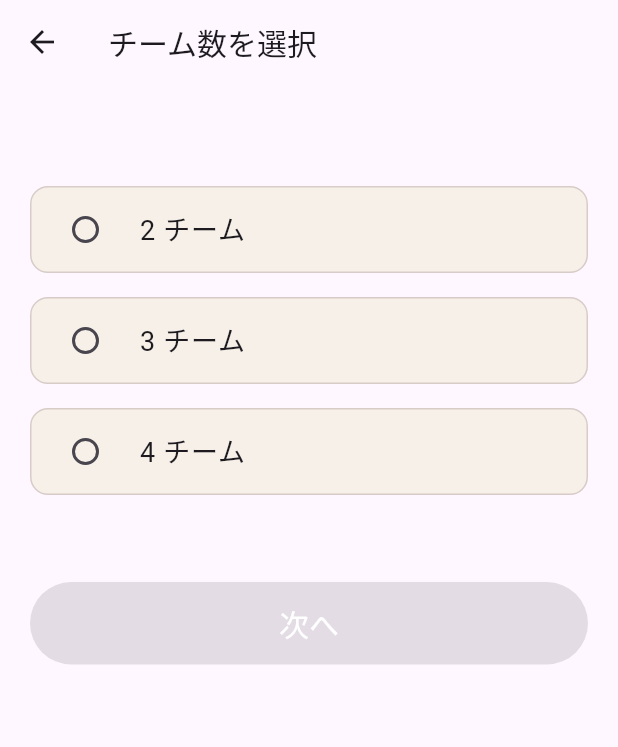
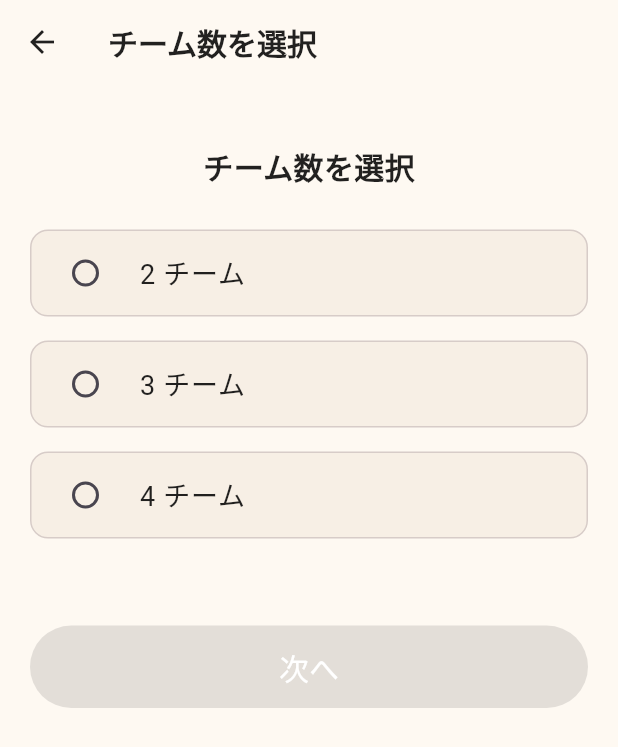
Before and after one commit to tailbook2712/molkky-ScoreCalcApp, a Flutter app: the screen it shows after launch, after a tap on the "groups" icon, on a phone screen of 412 x 824 dp. Shown: the top 747 px of the screen. Run offline on Flutter 3.47's test engine with Material 3 defaults, Android fonts, the phone set to English and light mode, and no system bars; our stand-ins replace shared_preferences.

Commit message:
UI要素を管理するためのクラスAppThemeの追加

```diff
--- a/lib/screens/gamemode_selection_screen.dart
+++ b/lib/screens/gamemode_selection_screen.dart
@@ -2,6 +2,7 @@ import 'package:flutter/material.dart';
 import 'game_history_screen.dart';
 import 'score_screen.dart';
 import 'team_selection_screen.dart';
+import '../theme/app_theme.dart';
 
 class GameModeSelectionScreen extends StatefulWidget {
   @override
@@ -9,10 +10,11 @@ class GameModeSelectionScreen extends StatefulWidget {
       _GameModeSelectionScreenState();
 }
 
-class _GameModeSelectionScreenState extends State<GameModeSelectionScreen> with SingleTickerProviderStateMixin {
-  bool _enableDisqualification = true; // 失格モードのトグル状態
-  bool _isFabExpanded = false; // FABが展開されているかどうか
-  late AnimationController _animationController; // FABのアニメーションコントローラー
+class _GameModeSelectionScreenState extends State<GameModeSelectionScreen>
+    with SingleTickerProviderStateMixin {
+  bool _enableDisqualification = true;
+  bool _isFabExpanded = false;
+  late AnimationController _animationController;
 
   @override
   void initState() {
@@ -32,23 +34,21 @@ class _GameModeSelectionScreenState extends State<GameModeSelectionScreen> with
   void _toggleFab() {
     setState(() {
       _isFabExpanded = !_isFabExpanded;
-      if (_isFabExpanded) {
-        _animationController.forward();
-      } else {
-        _animationController.reverse();
-      }
+      _isFabExpanded
+          ? _animationController.forward()
+          : _animationController.reverse();
     });
   }
 
   @override
   Widget build(BuildContext context) {
     return Scaffold(
-      backgroundColor: Color(0xFFFFFCF5),
+      backgroundColor: AppTheme.background,
       body: Center(
         child: Column(
           mainAxisAlignment: MainAxisAlignment.center,
           children: [
-            Text('何人で遊ぶ？', style: TextStyle(fontSize: 24)),
+            Text('何人で遊ぶ？', style: AppTheme.heading),
             SizedBox(height: 20),
             Row(
               mainAxisAlignment: MainAxisAlignment.center,
@@ -92,10 +92,11 @@ class _GameModeSelectionScreenState extends State<GameModeSelectionScreen> with
     );
   }
 
-  Widget _buildGameModeButton(
-      {required String label,
-      required IconData icon,
-      required VoidCallback onPressed}) {
+  Widget _buildGameModeButton({
+    required String label,
+    required IconData icon,
+    required VoidCallback onPressed,
+  }) {
     return Column(
       children: [
         SizedBox(
@@ -106,15 +107,15 @@ class _GameModeSelectionScreenState extends State<GameModeSelectionScreen> with
             style: ElevatedButton.styleFrom(
               shape: CircleBorder(),
               padding: EdgeInsets.zero,
-              backgroundColor: Color(0xffC2966B).withOpacity(0.5),
+              backgroundColor: AppTheme.secondaryButton,
             ),
             child: Center(
-              child: Icon(icon, size: 90, color: Colors.black),
+              child: Icon(icon, size: 90, color: AppTheme.textDark),
             ),
           ),
         ),
         SizedBox(height: 8),
-        Text(label, style: TextStyle(fontSize: 16)),
+        Text(label, style: AppTheme.label),
       ],
     );
   }
@@ -133,14 +134,14 @@ class _GameModeSelectionScreenState extends State<GameModeSelectionScreen> with
                   setState(() {
                     _enableDisqualification = !_enableDisqualification;
                   });
-                  _toggleFab(); // FABを閉じる
+                  _toggleFab();
                 },
                 label: Text(
                   _enableDisqualification ? '失格モードを無効' : '失格モードを有効',
-                  style: TextStyle(color: Colors.black),
+                  style: TextStyle(color: AppTheme.textDark),
                 ),
-                icon: Icon(Icons.toggle_on, color: Colors.black),
-                backgroundColor: Color(0xffC2966B).withOpacity(0.5),
+                icon: Icon(Icons.toggle_on, color: AppTheme.textDark),
+                backgroundColor: AppTheme.secondaryButton.withOpacity(0.5),
               ),
             ),
           ),
@@ -160,10 +161,10 @@ class _GameModeSelectionScreenState extends State<GameModeSelectionScreen> with
                 },
                 label: Text(
                   'ゲーム履歴を見る',
-                  style: TextStyle(color: Colors.black),
+                  style: TextStyle(color: AppTheme.textDark),
                 ),
-                icon: Icon(Icons.history, color: Colors.black),
-                backgroundColor: Color(0xffC2966B).withOpacity(0.5),
+                icon: Icon(Icons.history, color: AppTheme.textDark),
+                backgroundColor: AppTheme.secondaryButton.withOpacity(0.5),
               ),
             ),
           ),
@@ -176,9 +177,9 @@ class _GameModeSelectionScreenState extends State<GameModeSelectionScreen> with
             child: AnimatedIcon(
               icon: AnimatedIcons.menu_close,
               progress: _animationController,
-              color: Colors.black
+              color: AppTheme.textDark,
             ),
-            backgroundColor: Color(0xffC2966B).withOpacity(0.5),
+            backgroundColor: AppTheme.secondaryButton.withOpacity(0.5),
           ),
         ),
       ],
--- a/lib/screens/team_selection_screen.dart
+++ b/lib/screens/team_selection_screen.dart
@@ -1,6 +1,7 @@
 import 'package:flutter/material.dart';
 import 'team_name_screen.dart';
 import 'score_screen.dart';
+import '../theme/app_theme.dart';
 
 class TeamSelectionScreen extends StatefulWidget {
   final bool enableDisqualification;
@@ -12,7 +13,7 @@ class TeamSelectionScreen extends StatefulWidget {
 }
 
 class _TeamSelectionScreenState extends State<TeamSelectionScreen> {
-  int? _selectedTeamCount; // 選択されたチーム数
+  int? _selectedTeamCount;
 
   void _navigateToNextScreen(BuildContext context) {
     if (_selectedTeamCount == null) return;
@@ -45,7 +46,7 @@ class _TeamSelectionScreenState extends State<TeamSelectionScreen> {
       padding: const EdgeInsets.symmetric(vertical: 8.0),
       child: Container(
         decoration: BoxDecoration(
-          color: Color(0xFFF7F0E8),
+          color: AppTheme.secondaryButton.withOpacity(0.2),
           borderRadius: BorderRadius.circular(12),
           border: Border.all(color: Colors.brown.shade100),
         ),
@@ -57,8 +58,8 @@ class _TeamSelectionScreenState extends State<TeamSelectionScreen> {
               _selectedTeamCount = value;
             });
           },
-          title: Text('$teamCount チーム', style: TextStyle(fontSize: 18)),
-          activeColor: Colors.brown,
+          title: Text('$teamCount チーム', style: AppTheme.label),
+          activeColor: AppTheme.accent,
           contentPadding: EdgeInsets.symmetric(horizontal: 16),
         ),
       ),
@@ -68,15 +69,20 @@ class _TeamSelectionScreenState extends State<TeamSelectionScreen> {
   @override
   Widget build(BuildContext context) {
     return Scaffold(
+      backgroundColor: AppTheme.background,
       appBar: AppBar(
-        title: Text('チーム数を選択', style: TextStyle(fontSize: 20)),
+        title: Text('チーム数を選択', style: AppTheme.heading.copyWith(fontSize: 20)),
         leading: BackButton(),
+        backgroundColor: AppTheme.background,
+        elevation: 0,
+        iconTheme: IconThemeData(color: AppTheme.textDark),
       ),
       body: Padding(
         padding: const EdgeInsets.all(20.0),
         child: Column(
           children: [
             SizedBox(height: 20),
+            Text('チーム数を選択', style: AppTheme.heading.copyWith(fontSize: 20)),
             SizedBox(height: 20),
             _buildRadioOption(2),
             _buildRadioOption(3),
@@ -90,11 +96,11 @@ class _TeamSelectionScreenState extends State<TeamSelectionScreen> {
                     ? () => _navigateToNextScreen(context)
                     : null,
                 style: ElevatedButton.styleFrom(
-                  backgroundColor: Color(0xFFA4CF64), // 緑色
+                  backgroundColor: AppTheme.primaryButton,
                   shape: StadiumBorder(),
                   elevation: 0,
                 ),
-                child: Text('次へ', style: TextStyle(fontSize: 20, color: Colors.white)),
+                child: Text('次へ', style: AppTheme.buttonText),
               ),
             ),
           ],
--- /dev/null
+++ b/lib/theme/app_theme.dart
@@ -0,0 +1,41 @@
+import 'package:flutter/material.dart';
+
+class AppTheme {
+  // 背景色
+  static const Color background = Color(0xFFFEF9F2);
+
+  // ボタン色
+  static const Color primaryButton = Color(0xFFA4CF64);
+  static const Color secondaryButton = Color(0xFFDCC6B0);
+
+  // テキスト色
+  static const Color textDark = Colors.black87;
+  static const Color textLight = Colors.white;
+
+  // アクティブ色（ラジオボタンなど）
+  static const Color accent = Colors.brown;
+
+  // ボタンスタイル
+  static ButtonStyle primaryButtonStyle = ElevatedButton.styleFrom(
+    backgroundColor: primaryButton,
+    shape: StadiumBorder(),
+    textStyle: TextStyle(fontSize: 18),
+  );
+
+  // テキストスタイル
+  static const TextStyle heading = TextStyle(
+    fontSize: 24,
+    fontWeight: FontWeight.bold,
+    color: textDark,
+  );
+
+  static const TextStyle label = TextStyle(
+    fontSize: 18,
+    color: textDark,
+  );
+
+  static const TextStyle buttonText = TextStyle(
+    fontSize: 20,
+    color: textLight,
+  );
+}
```
Also changed, not shown: 3 other files.
